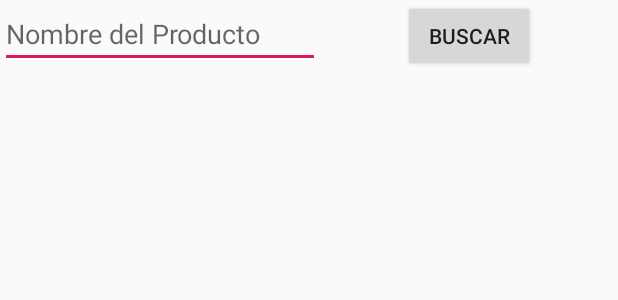
After one commit to LynkOne/QuickTrade, an Android app: the layout activity_buscar_productos_nombre.xml on its own in the app's theme, with its tools: preview values and no code run, on a phone screen of 412 x 824 dp. The commit adds this screen. Shown: the top 300 px of the screen. Run offline under Robolectric (Android 15) with nearby library versions, the phone set to English and light mode, and no system bars.

Commit message:
Examen Firebase buscar productos por nombre

```diff
--- a/app/src/main/AndroidManifest.xml
+++ b/app/src/main/AndroidManifest.xml
@@ -22,7 +22,8 @@
         <activity android:name=".ModificarProductos" />
         <activity android:name=".ModificarUsuario" />
         <activity android:name=".BuscarProductosCategoria" />
-        <activity android:name=".BuscarProductosUsuario"></activity>
+        <activity android:name=".BuscarProductosUsuario" />
+        <activity android:name=".BuscarProductosNombre"></activity>
     </application>
 
 </manifest>
--- /dev/null
+++ b/app/src/main/res/layout/activity_buscar_productos_nombre.xml
@@ -0,0 +1,35 @@
+<?xml version="1.0" encoding="utf-8"?>
+<android.support.constraint.ConstraintLayout xmlns:android="http://schemas.android.com/apk/res/android"
+    xmlns:app="http://schemas.android.com/apk/res-auto"
+    xmlns:tools="http://schemas.android.com/tools"
+    android:layout_width="match_parent"
+    android:layout_height="match_parent"
+    tools:context=".BuscarProductosNombre">
+
+    <EditText
+        android:id="@+id/et_busca_prod_nombre"
+        android:layout_width="wrap_content"
+        android:layout_height="wrap_content"
+        android:ems="10"
+        android:hint="@string/nombre_del_producto"
+        android:inputType="textPersonName"
+        app:layout_constraintTop_toTopOf="parent"
+        app:layout_constraintStart_toStartOf="parent"/>
+
+    <Button
+        android:id="@+id/bt_buscar_prod_nom"
+        android:layout_width="wrap_content"
+        android:layout_height="wrap_content"
+        android:text="Buscar"
+        app:layout_constraintStart_toEndOf="@id/et_busca_prod_nombre"
+        app:layout_constraintEnd_toEndOf="parent"/>
+
+    <android.support.v7.widget.RecyclerView
+        android:id="@+id/rv_buscar_prod_nombre"
+        android:layout_width="match_parent"
+        android:layout_height="0dp"
+        app:layout_constraintStart_toStartOf="parent"
+        app:layout_constraintEnd_toEndOf="parent"
+        app:layout_constraintTop_toBottomOf="@id/et_busca_prod_nombre"
+        app:layout_constraintBottom_toBottomOf="parent"/>
+</android.support.constraint.ConstraintLayout>
```
Also changed, not shown: app/src/main/java/com/flaiserapps/quicktrade/BuscarProductosNombre.java (added, +86 -0 lines), app/src/main/java/com/flaiserapps/quicktrade/Home.java (+9 -1 lines), app/src/main/res/layout/activity_home.xml (+7 -0 lines).
